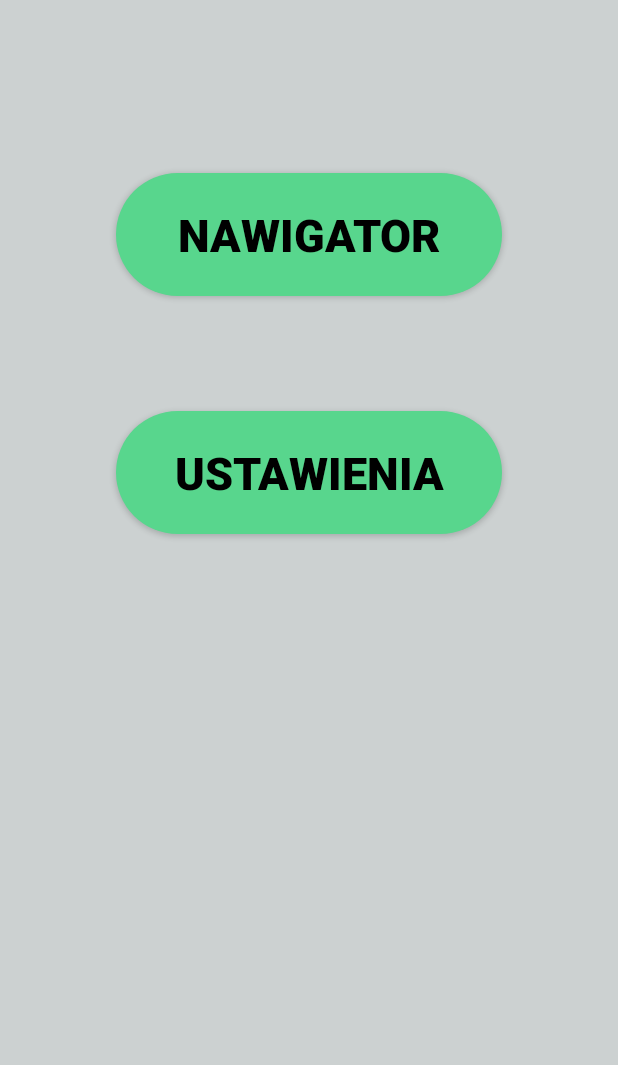
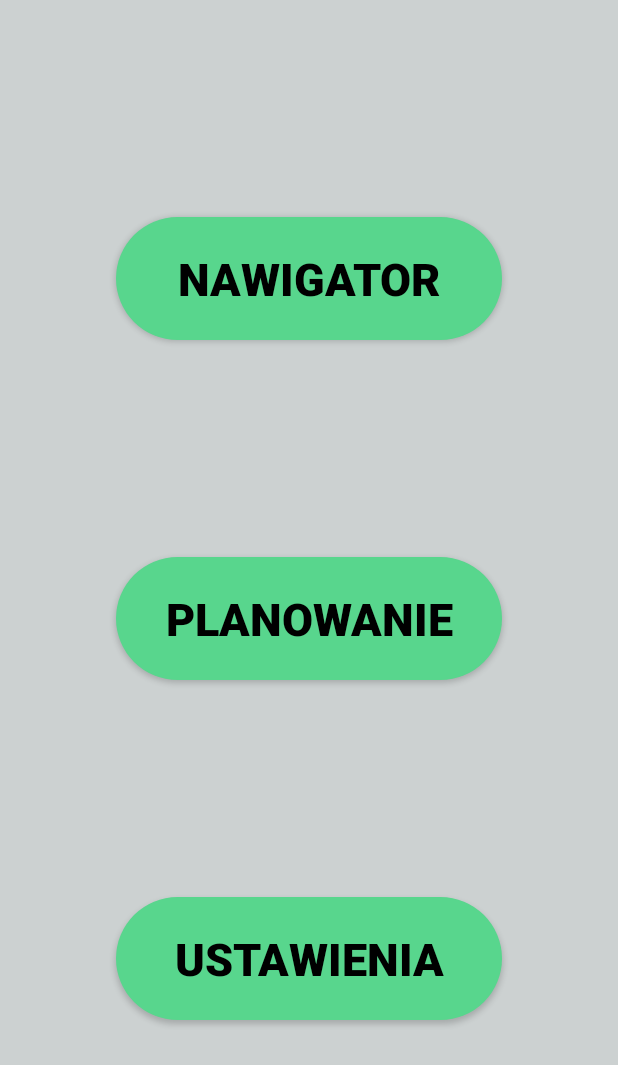
Before and after one commit to Szeryfo/SenNavigator, an Android app: the screen it shows after launch (MainActivity), on a phone screen of 412 x 824 dp. Shown: the top 1065 px of the screen. Run offline under Robolectric (Android 15) with nearby library versions, the phone set to English and light mode, and no system bars.

Commit message:
layout fix + new button Planowanie

```diff
--- a/app/src/main/res/layout/activity_main.xml
+++ b/app/src/main/res/layout/activity_main.xml
@@ -12,15 +12,32 @@
         android:layout_height="82dp"
         android:layout_marginStart="77dp"
         android:layout_marginLeft="77dp"
-        android:layout_marginTop="69dp"
         android:layout_marginEnd="77dp"
         android:layout_marginRight="77dp"
-        android:layout_marginBottom="581dp"
         android:background="@drawable/custom_button"
         android:text="Nawigator"
-        android:textStyle="bold"
         android:textColor="@color/black"
         android:textSize="30sp"
+        android:textStyle="bold"
+        app:layout_constraintBottom_toTopOf="@+id/btnPlanowanie"
+        app:layout_constraintEnd_toEndOf="parent"
+        app:layout_constraintStart_toStartOf="parent"
+        app:layout_constraintTop_toTopOf="parent"
+        tools:ignore="MissingConstraints" />
+
+    <Button
+        android:id="@+id/btnPlanowanie"
+        android:layout_width="257dp"
+        android:layout_height="82dp"
+        android:layout_marginStart="77dp"
+        android:layout_marginLeft="77dp"
+        android:layout_marginEnd="77dp"
+        android:layout_marginRight="77dp"
+        android:background="@drawable/custom_button"
+        android:text="Planowanie"
+        android:textColor="@color/black"
+        android:textSize="30sp"
+        android:textStyle="bold"
         app:layout_constraintBottom_toBottomOf="parent"
         app:layout_constraintEnd_toEndOf="parent"
         app:layout_constraintStart_toStartOf="parent"
@@ -33,19 +50,17 @@
         android:layout_height="82dp"
         android:layout_marginStart="77dp"
         android:layout_marginLeft="77dp"
-        android:layout_marginTop="53dp"
         android:layout_marginEnd="77dp"
         android:layout_marginRight="77dp"
-        android:layout_marginBottom="445dp"
         android:background="@drawable/custom_button"
         android:text="Ustawienia"
-        android:textStyle="bold"
         android:textColor="@color/black"
         android:textSize="30sp"
+        android:textStyle="bold"
         app:layout_constraintBottom_toBottomOf="parent"
         app:layout_constraintEnd_toEndOf="parent"
         app:layout_constraintStart_toStartOf="parent"
-        app:layout_constraintTop_toBottomOf="@+id/btnMap"
+        app:layout_constraintTop_toBottomOf="@+id/btnPlanowanie"
         tools:ignore="MissingConstraints" />
 
 
```
Also changed, not shown: app/src/main/res/layout/activity_settings.xml (+9 -9 lines).
